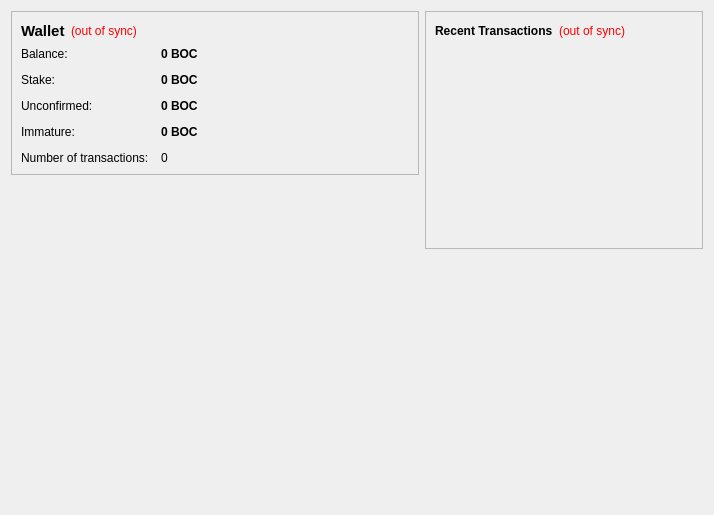
Before: the Qt Designer form src/qt/forms/overviewpage.ui in maxxine/TEK, drawn with Qt 5.
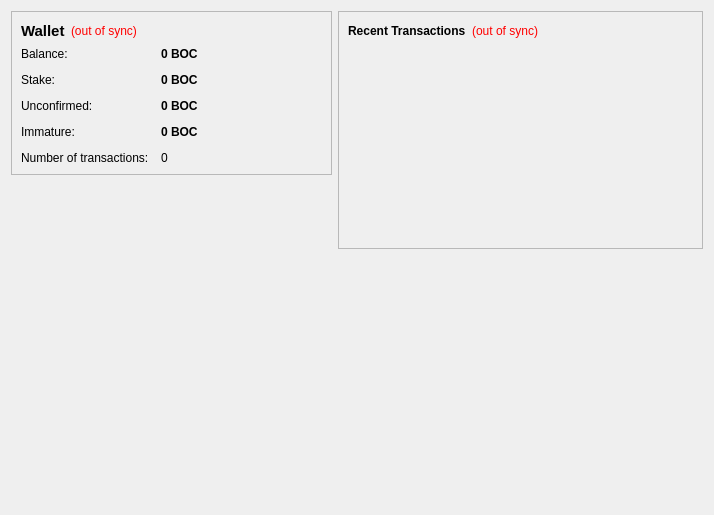
After: the same form once the commit is applied. Icons and pictures are not drawn.

Commit message: Recent Tx Width Change

What changed in the file:
```diff
--- a/src/qt/forms/overviewpage.ui
+++ b/src/qt/forms/overviewpage.ui
@@ -249,7 +249,7 @@
       <widget class="QFrame" name="frame_2">
 		<property name="minimumSize">
 			<size>
-			<width>278</width>
+			<width>365</width>
 			<height>0</height>
 			</size>
 		</property>
```
Left out of the diff: 2 changed lines with no effect on the pictures. Lines whose indentation alone changed are shown as unchanged.
